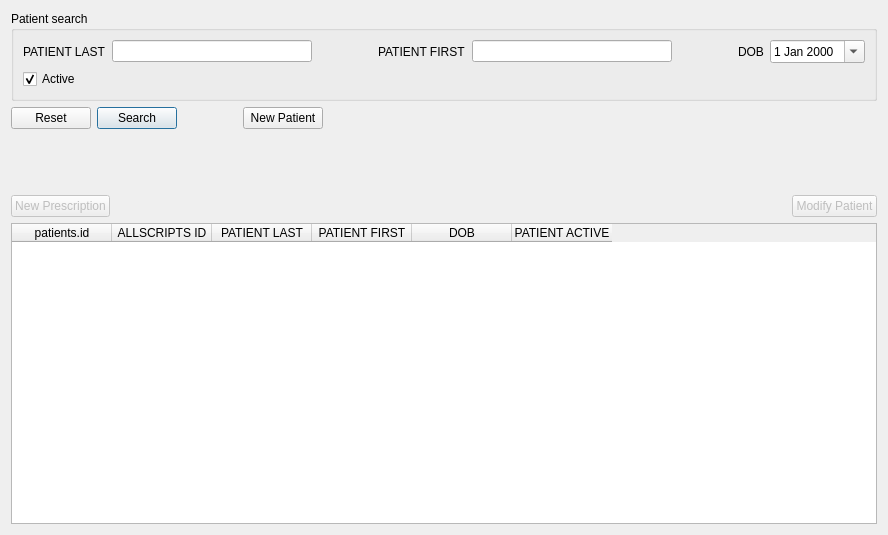
Above: src/patientframe.ui from kyledevans/Medicine-Track before the change. Below: the same form after it.
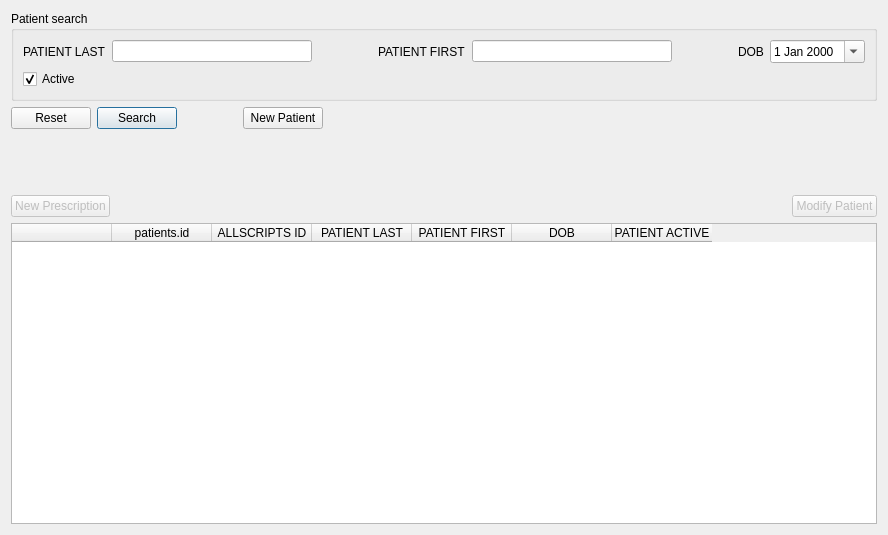
That is the form after the change. Custom widgets are drawn as their Qt base class.

Patch:
```diff
--- a/src/patientframe.ui
+++ b/src/patientframe.ui
@@ -305,17 +305,19 @@
       <bool>true</bool>
      </property>
      <property name="columnCount">
-      <number>6</number>
+      <number>7</number>
      </property>
      <attribute name="horizontalHeaderHighlightSections">
       <bool>false</bool>
      </attribute>
-     <attribute name="horizontalHeaderMinimumSectionSize">
-      <number>100</number>
+     <attribute name="verticalHeaderVisible">
+      <bool>false</bool>
      </attribute>
-     <attribute name="verticalHeaderMinimumSectionSize">
-      <number>32</number>
-     </attribute>
+     <column>
+      <property name="text">
+       <string/>
+      </property>
+     </column>
      <column>
       <property name="text">
        <string>patients.id</string>
```
